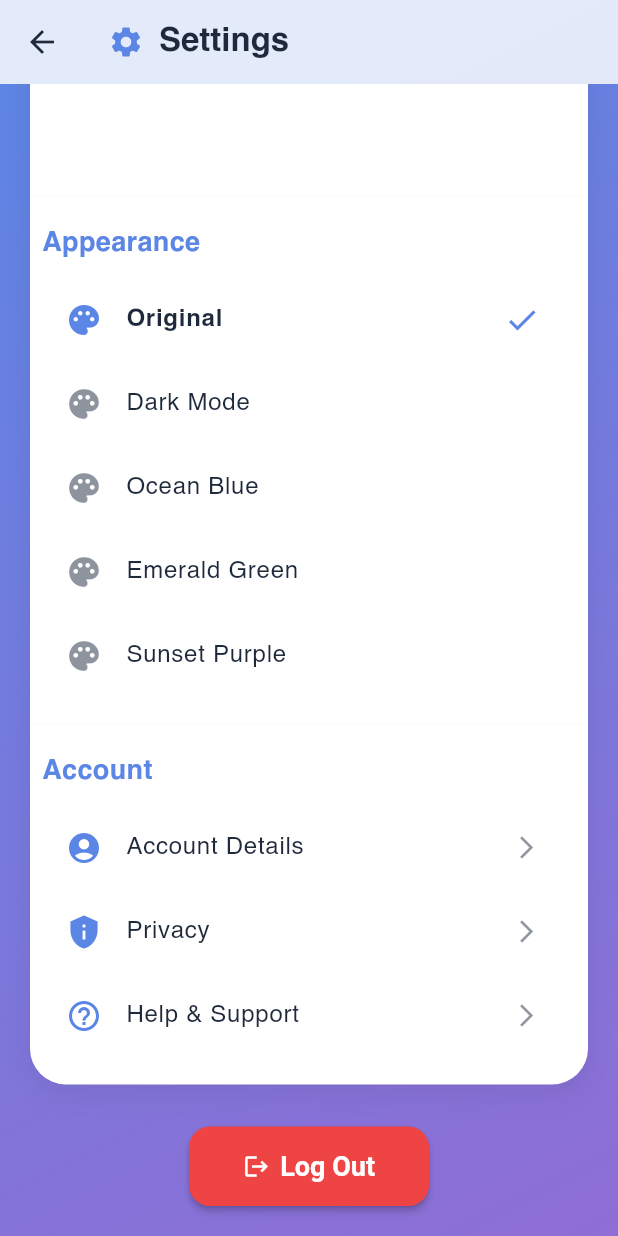
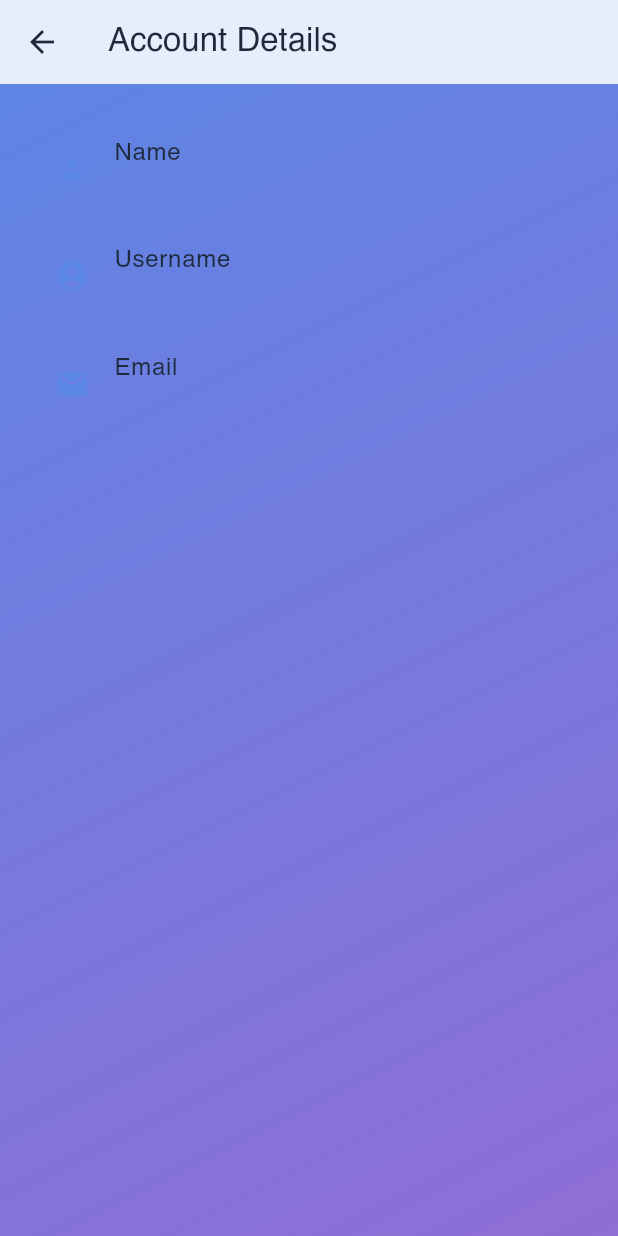
Before and after one commit to Amr0024/FinFlow, a Flutter app: the SettingsPage screen opened directly with empty values, scrolled down 160 dp, after a tap on "Account Details", on a phone screen of 412 x 824 dp. Run offline on Flutter 3.47's test engine with Material 3 defaults, Android fonts, the phone set to English and light mode, and no system bars; our stand-ins replace cloud_firestore, firebase_auth, firebase_core, firebase_database, google_sign_in, shared_preferences; accounts and stored records are empty.

Commit message:
account details and logout button

```diff
--- /dev/null
+++ b/lib/Screens/account_details_page.dart
@@ -0,0 +1,81 @@
+import 'package:flutter/material.dart';
+import 'package:firebase_auth/firebase_auth.dart';
+import 'package:cloud_firestore/cloud_firestore.dart';
+import '../theme/app_theme.dart';
+
+class AccountDetailsPage extends StatefulWidget {
+  const AccountDetailsPage({Key? key}) : super(key: key);
+
+  @override
+  State<AccountDetailsPage> createState() => _AccountDetailsPageState();
+}
+
+class _AccountDetailsPageState extends State<AccountDetailsPage> {
+  String _firstName = '';
+  String _lastName = '';
+  String _username = '';
+  String _email = '';
+  bool _loading = true;
+
+  @override
+  void initState() {
+    super.initState();
+    _loadDetails();
+  }
+
+  Future<void> _loadDetails() async {
+    final user = FirebaseAuth.instance.currentUser;
+    if (user != null) {
+      final doc = await FirebaseFirestore.instance.collection('users').doc(user.uid).get();
+      final data = doc.data() ?? <String, dynamic>{};
+      setState(() {
+        _firstName = data['firstName'] ?? '';
+        _lastName = data['lastName'] ?? '';
+        _username = data['username'] ?? '';
+        _email = user.email ?? '';
+        _loading = false;
+      });
+    }
+  }
+
+  @override
+  Widget build(BuildContext context) {
+    final colorScheme = Theme.of(context).colorScheme;
+    return Container(
+      decoration: BoxDecoration(
+        gradient: AppTheme.getPrimaryGradient(colorScheme),
+      ),
+      child: Scaffold(
+        backgroundColor: Colors.transparent,
+        appBar: AppBar(
+          title: Text('Account Details', style: TextStyle(color: colorScheme.onBackground)),
+          backgroundColor: colorScheme.background.withOpacity(0.95),
+          iconTheme: IconThemeData(color: colorScheme.onBackground),
+          elevation: 1,
+        ),
+        body: _loading
+            ? const Center(child: CircularProgressIndicator())
+            : ListView(
+          padding: const EdgeInsets.all(20),
+          children: [
+            ListTile(
+              leading: Icon(Icons.person, color: colorScheme.primary),
+              title: const Text('Name'),
+              subtitle: Text('$_firstName $_lastName'),
+            ),
+            ListTile(
+              leading: Icon(Icons.account_circle, color: colorScheme.primary),
+              title: const Text('Username'),
+              subtitle: Text(_username),
+            ),
+            ListTile(
+              leading: Icon(Icons.email, color: colorScheme.primary),
+              title: const Text('Email'),
+              subtitle: Text(_email),
+            ),
+          ],
+        ),
+      ),
+    );
+  }
+}
--- a/lib/Screens/settings_page.dart
+++ b/lib/Screens/settings_page.dart
@@ -1,7 +1,11 @@
- import 'package:flutter/material.dart';
+import 'package:flutter/material.dart';
 import 'package:firebase_auth/firebase_auth.dart';
 import 'package:cloud_firestore/cloud_firestore.dart';
 import '../theme/app_theme.dart';
+import 'account_details_page.dart';
+import 'login_screen.dart';
+
+
 
 class SettingsPage extends StatefulWidget {
   final int currentThemeIndex;
@@ -132,7 +136,14 @@ class _SettingsPageState extends State<SettingsPage> {
                                 leading: Icon(Icons.account_circle, color: colorScheme.primary),
                                 title: Text('Account Details', style: TextStyle(color: colorScheme.onSurface, fontSize: 16)),
                                 trailing: Icon(Icons.arrow_forward_ios, size: 18, color: colorScheme.onSurface.withOpacity(0.5)),
-                                onTap: () {},
+                                onTap: () {
+                                  Navigator.push(
+                                    context,
+                                    MaterialPageRoute(
+                                      builder: (_) => const AccountDetailsPage(),
+                                    ),
+                                  );
+                                },
                               ),
                               ListTile(
                                 leading: Icon(Icons.privacy_tip, color: colorScheme.primary),
@@ -165,7 +176,15 @@ class _SettingsPageState extends State<SettingsPage> {
                       ),
                       icon: Icon(Icons.logout),
                       label: Text('Log Out'),
-                      onPressed: () {},
+                      onPressed: () async {
+                        await FirebaseAuth.instance.signOut();
+                        if (!mounted) return;
+                        Navigator.pushAndRemoveUntil(
+                            context,
+                            MaterialPageRoute(builder: (_) => LoginScreen()),
+                        (route) => false,
+                        );
+                      },
                     ),
                   ),
                 ],
```
